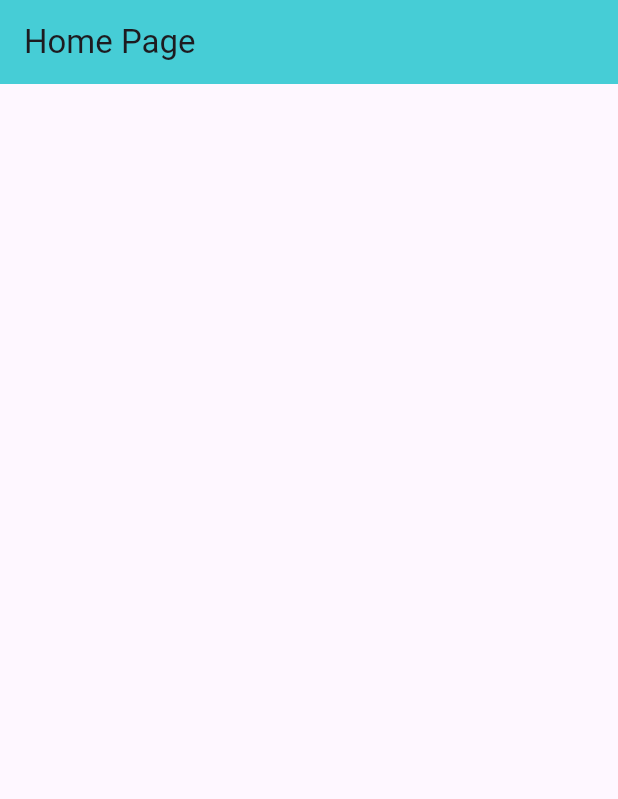
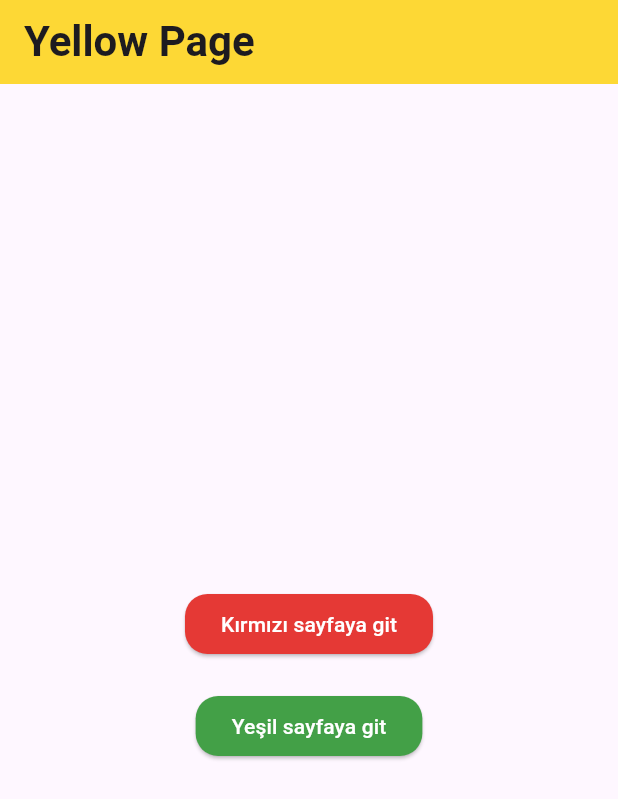
Before and after one commit to ensaryldrm/Flutter, a Flutter app: the screen it shows after launch, on a phone screen of 412 x 824 dp. Shown: the top 799 px of the screen. Run offline on Flutter 3.47's test engine with Material 3 defaults, Android fonts, the phone set to English and light mode, and no system bars; our stand-ins replace font_awesome_flutter, webview_flutter.

Commit message:
Yeni konu eklendi

```diff
--- a/flutter_tekrar/routes/lib/homepage.dart
+++ /dev/null
@@ -1,21 +0,0 @@
-import 'package:flutter/material.dart';
-
-class HomePage extends StatefulWidget {
-  const HomePage({super.key});
-
-  @override
-  State<HomePage> createState() => _HomePageState();
-}
-
-class _HomePageState extends State<HomePage> {
-  @override
-  Widget build(BuildContext context) {
-    return Scaffold(
-      appBar: AppBar(
-        title: Text("Home Page"),
-        backgroundColor: Color.fromARGB(255, 70, 205, 214),
-      ),
-      body: Container(),
-    );
-  }
-}
--- a/flutter_tekrar/routes/lib/main.dart
+++ b/flutter_tekrar/routes/lib/main.dart
@@ -1,5 +1,8 @@
 import 'package:flutter/material.dart';
-import 'package:routes/homepage.dart';
+import 'package:routes/greenpage.dart';
+import 'package:routes/hataSayfasi.dart';
+import 'package:routes/redpage.dart';
+import 'package:routes/yellowpage.dart';
 
 void main() {
   runApp(const MyApp());
@@ -10,6 +13,34 @@ class MyApp extends StatelessWidget {
 
   @override
   Widget build(BuildContext context) {
-    return MaterialApp(debugShowCheckedModeBanner: false, home: HomePage());
+    return MaterialApp(
+      routes: {
+        "/redPage": (context) => RedPage(),
+        "/": (context) => YellowPage(),
+        "/greenPage": (context) => GreenPage(),
+      },
+      onUnknownRoute: (settings) =>
+          MaterialPageRoute(builder: (context) => HataSayfasi()),
+      theme: ThemeData(
+        textTheme: TextTheme(
+          titleLarge: TextStyle(fontSize: 28, fontWeight: FontWeight.bold),
+        ),
+      ),
+      debugShowCheckedModeBanner: false,
+    );
   }
 }
+
+/*
+  1) MaterialApp projenin bel kemiği olduğunu daha önce söylemiştik. Bunu ispatlamanın en güzel örneği rotalardır. MaterialPageRoute sınıfı MaterialApp olmadan çalışmaz.
+
+  2) Ben rotalara niye ihtiyaç duyarım? Ben her sayfa geçişinde MaterialPageRoute sınıfını çağırıyor muyum? Bu performans açısından iyi değil. Bu yüzden rotaları kullanmak daha performanslıdır.
+
+  3) Rota kullanmanın iki yolu vardır. Bir tanesi standart olan diğeri gelişmiş olan.
+
+  4) Aralarındaki fark biri sadece sayfa geçişini sağlar.
+
+  5) Diğeri ise hem sayfa geçişini hemde veri aktarımını sağlar ama daha karmaşıktır.
+
+  6) Rotaları tanımlamak için MaterialApp içerisindeki routes parametresi kullanılır ve bizden bir map ister içine rota ister.
+*/
--- /dev/null
+++ b/flutter_tekrar/routes/lib/yellowpage.dart
@@ -0,0 +1,50 @@
+import 'package:flutter/material.dart';
+
+class YellowPage extends StatelessWidget {
+  const YellowPage({super.key});
+
+  @override
+  Widget build(BuildContext context) {
+    return Scaffold(
+      appBar: AppBar(
+        title: Text("Yellow Page"),
+        backgroundColor: Colors.yellow.shade600,
+      ),
+      body: Center(
+        child: Column(
+          mainAxisAlignment: MainAxisAlignment.center,
+          children: [
+            SizedBox(height: 20),
+            ElevatedButton(
+              style: ElevatedButton.styleFrom(
+                backgroundColor: Colors.red.shade600,
+                foregroundColor: Colors.white,
+                shape: RoundedRectangleBorder(
+                  borderRadius: BorderRadius.circular(15),
+                ),
+              ),
+              onPressed: () {
+                Navigator.of(context).pushNamed("/redPage");
+              },
+              child: Text("Kırmızı sayfaya git"),
+            ),
+            SizedBox(height: 20),
+            ElevatedButton(
+              style: ElevatedButton.styleFrom(
+                backgroundColor: Colors.green.shade600,
+                foregroundColor: Colors.white,
+                shape: RoundedRectangleBorder(
+                  borderRadius: BorderRadius.circular(15),
+                ),
+              ),
+              onPressed: () {
+                Navigator.of(context).pushNamed("/greenPage");
+              },
+              child: Text("Yeşil sayfaya git"),
+            ),
+          ],
+        ),
+      ),
+    );
+  }
+}
```
Also changed, not shown: flutter_tekrar/routes/lib/greenpage.dart (added, +16 -0 lines), flutter_tekrar/routes/lib/hataSayfasi.dart (added, +26 -0 lines), flutter_tekrar/routes/lib/redpage.dart (added, +16 -0 lines).
